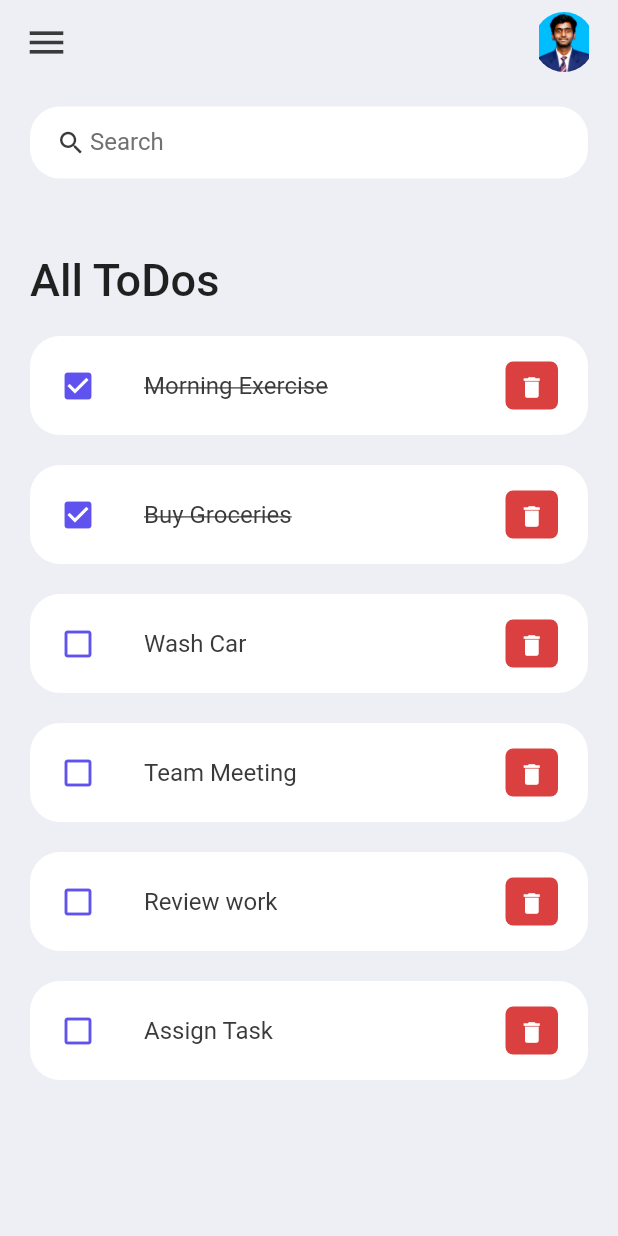
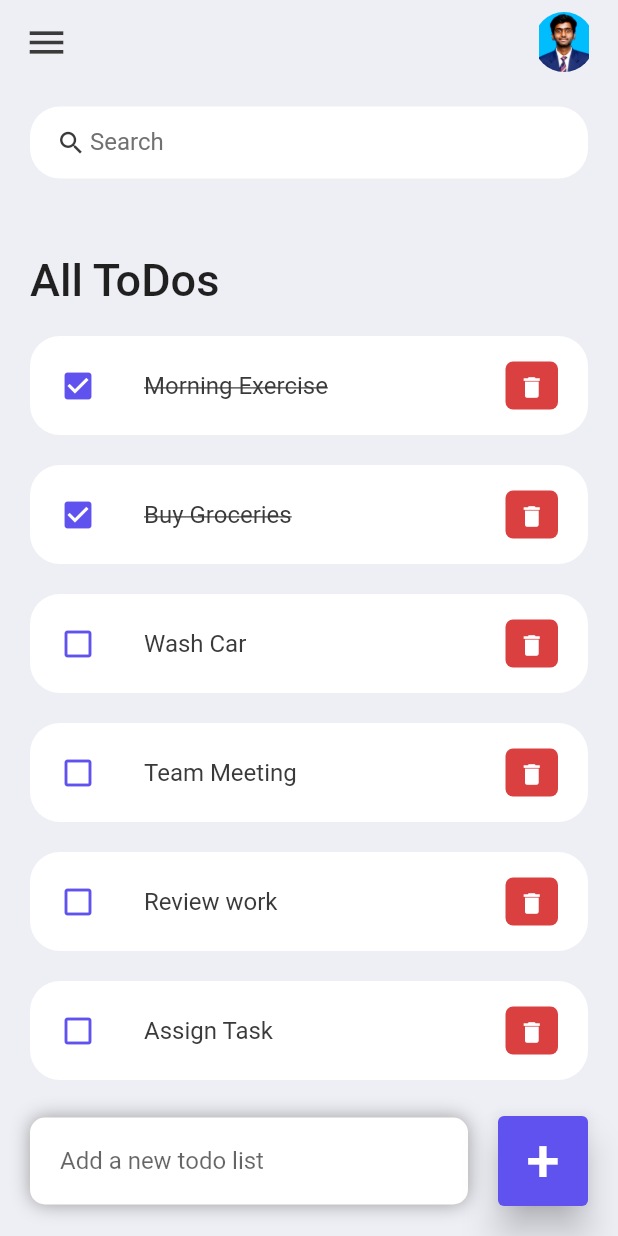
Before and after one commit to asmit-gupta/Todolist, a Flutter app: the screen it shows after launch, on a phone screen of 412 x 824 dp. Run offline on Flutter 3.47's test engine with Material 2 defaults, Android fonts, the phone set to English and light mode, and no system bars.

Commit message:
Added the task adder UI

```diff
--- a/lib/screens/home.dart
+++ b/lib/screens/home.dart
@@ -15,7 +15,9 @@ class Home extends StatelessWidget {
     return Scaffold(
       backgroundColor: tdBGColor,
       appBar: _buildAppBar(),
-      body: Container(
+      body: Stack(
+        children: [
+          Container(
             padding: EdgeInsets.symmetric(horizontal: 20, vertical: 15),
             child: Column(
               children: [
@@ -71,6 +73,63 @@ class Home extends StatelessWidget {
               ],
             ),
           ),
+          Align(
+            alignment: Alignment.bottomCenter,
+            child: Row(
+              children: [
+                Expanded(
+                  child: Container(
+                    margin: EdgeInsets.only(
+                      bottom: 20,
+                      right: 20,
+                      left: 20,
+                    ),
+                    padding: EdgeInsets.symmetric(horizontal: 20, vertical: 5),
+                    decoration: BoxDecoration(
+                      color: Colors.white,
+                      boxShadow: const [
+                        BoxShadow(
+                          color: Colors.grey,
+                          offset: Offset(0.0, 0.0),
+                          blurRadius: 10.0,
+                          spreadRadius: 0.0,
+                        ),
+                      ],
+                      borderRadius: BorderRadius.circular(10),
+                    ),
+                    child: TextField(
+                      decoration: InputDecoration(
+                        hintText: 'Add a new todo list',
+                        border: InputBorder.none,
+                      ),
+                    ),
+                  ),
+                ),
+                Container(
+                  margin: EdgeInsets.only(
+                    bottom: 20,
+                    right: 20,
+                  ),
+                  child: ElevatedButton(
+                    onPressed: () {},
+                    style: ElevatedButton.styleFrom(
+                      backgroundColor: tdBlue,
+                      minimumSize: Size(60, 60),
+                      elevation: 10,
+                    ),
+                    child: Text(
+                      '+',
+                      style: TextStyle(
+                        fontSize: 40,
+                      ),
+                    ),
+                  ),
+                )
+              ],
+            ),
+          ),
+        ],
+      ),
     );
   }
 
```
Lines whose indentation alone changed are shown as unchanged.
